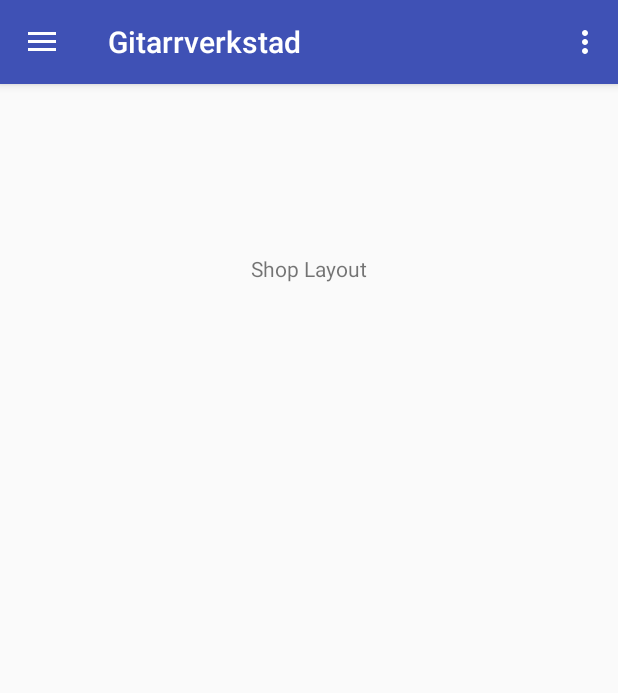
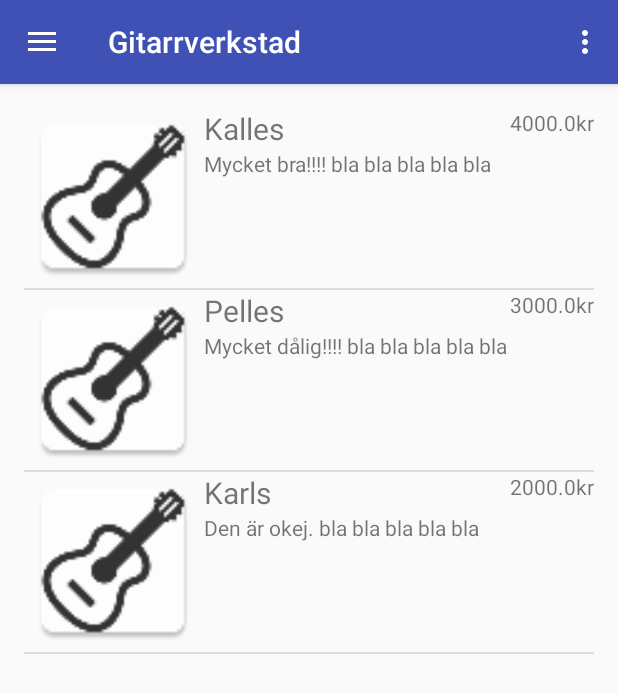
Before and after one commit to TDATG15/Gitarrverkstad_Android, an Android app: the screen it shows after launch (MainActivity), in the side drawer, after a tap on "Affär", on a phone screen of 412 x 824 dp. Shown: the top 693 px of the screen. Run offline under Robolectric (Android 15) with nearby library versions, the phone set to English and light mode, and no system bars.

Commit message:
Added a list to shop layout.

```diff
--- /dev/null
+++ b/app/src/main/java/com/example/chris/gitarrverkstad/GalleryItem.java
@@ -0,0 +1,50 @@
+package com.example.chris.gitarrverkstad;
+
+/**
+ * Created by stefa_000 on 2017-02-13.
+ */
+
+public class GalleryItem {
+    private String name;
+    private double price;
+    private String desc;
+    private int imageID;
+    public GalleryItem(String name, String desc, int imageID, double price){
+        this.name = name;
+        this.price = price;
+        this.desc = desc;
+        this.imageID = imageID;
+    }
+
+    public String getName() {
+        return name;
+    }
+
+    public void setName(String name) {
+        this.name = name;
+    }
+
+    public double getPrice() {
+        return price;
+    }
+
+    public void setPrice(double price) {
+        this.price = price;
+    }
+
+    public String getDesc() {
+        return desc;
+    }
+
+    public void setDesc(String desc) {
+        this.desc = desc;
+    }
+
+    public int getImageID() {
+        return imageID;
+    }
+
+    public void setImageID(int image) {
+        this.imageID = image;
+    }
+}
--- a/app/src/main/java/com/example/chris/gitarrverkstad/HomeFragment.java
+++ b/app/src/main/java/com/example/chris/gitarrverkstad/HomeFragment.java
@@ -2,9 +2,7 @@ package com.example.chris.gitarrverkstad;
 
 import android.app.Fragment;
 import android.support.annotation.Nullable;
-import android.support.v7.app.AppCompatActivity;
 import android.os.Bundle;
-import android.support.v7.widget.RecyclerView;
 import android.view.LayoutInflater;
 import android.view.View;
 import android.view.ViewGroup;
@@ -18,7 +16,9 @@ import java.util.List;
 
 public class HomeFragment extends Fragment {
     private List<Appointment> appointments = new ArrayList<Appointment>();
+
     View currentView;
+
     @Nullable
     @Override
     public View onCreateView(LayoutInflater inflater, ViewGroup container, Bundle savedInstanceState) {
@@ -36,7 +36,7 @@ public class HomeFragment extends Fragment {
     }
 
     private void populateListView(){
-        ArrayAdapter<Appointment> adapter = new CustomListAdapter();
+        ArrayAdapter<Appointment> adapter = new AppointmentListAdapter();
         ListView list = (ListView) currentView.findViewById(R.id.next_appointment_list);
         list.setAdapter(adapter);
         TextView textView = (TextView) currentView.findViewById(R.id.selected_cust);
@@ -63,8 +63,8 @@ public class HomeFragment extends Fragment {
 
     }
 
-    private class CustomListAdapter extends ArrayAdapter<Appointment>{
-        public CustomListAdapter(){
+    private class AppointmentListAdapter extends ArrayAdapter<Appointment>{
+        public AppointmentListAdapter(){
             super(getActivity(), R.layout.item_next_appointment, appointments);
         }
         @Override
--- a/app/src/main/java/com/example/chris/gitarrverkstad/ShopFragment.java
+++ b/app/src/main/java/com/example/chris/gitarrverkstad/ShopFragment.java
@@ -2,21 +2,70 @@ package com.example.chris.gitarrverkstad;
 
 import android.app.Fragment;
 import android.os.Bundle;
+import android.support.annotation.NonNull;
 import android.support.annotation.Nullable;
 import android.view.LayoutInflater;
 import android.view.View;
 import android.view.ViewGroup;
+import android.widget.ArrayAdapter;
+import android.widget.ImageView;
+import android.widget.ListView;
+import android.widget.TextView;
+
+import org.w3c.dom.Text;
+
+import java.util.ArrayList;
+import java.util.List;
 
 /**
  * Created by stefa_000 on 2017-02-10.
  */
 
 public class ShopFragment extends Fragment {
+    private List<GalleryItem> galleryItems = new ArrayList<GalleryItem>();
     View currentView;
     @Nullable
     @Override
     public View onCreateView(LayoutInflater inflater, ViewGroup container, Bundle savedInstanceState) {
         currentView = inflater.inflate(R.layout.shop_layout, container, false);
+        populateList();
+        populateListView();
         return currentView;
     }
+
+    public void populateList(){
+        galleryItems.add(new GalleryItem("Kalles", "Mycket bra!!!! bla bla bla bla bla", R.mipmap.ic_guitar_icon, 4000));
+        galleryItems.add(new GalleryItem("Pelles", "Mycket dålig!!!! bla bla bla bla bla", R.mipmap.ic_guitar_icon, 3000));
+        galleryItems.add(new GalleryItem("Karls", "Den är okej. bla bla bla bla bla", R.mipmap.ic_guitar_icon, 2000));
+    }
+
+    public void populateListView(){
+        ArrayAdapter<GalleryItem> adapter = new GalleryItemListAdapter();
+        ListView list = (ListView) currentView.findViewById(R.id.shop_gallery_list);
+        list.setAdapter(adapter);
+    }
+
+    public class GalleryItemListAdapter extends ArrayAdapter<GalleryItem>{
+        public GalleryItemListAdapter(){
+            super(getActivity(), R.layout.item_shopcontainer, galleryItems);
+        }
+
+        @Override
+        public View getView(int position, View convertView, ViewGroup parent) {
+            View itemView = convertView;
+            if(itemView == null){
+                itemView = getActivity().getLayoutInflater().inflate(R.layout.item_shopcontainer, parent, false);
+            }
+            GalleryItem currentItem = galleryItems.get(position);
+            ImageView imageView = (ImageView) itemView.findViewById(R.id.itemgallery_image);
+            imageView.setImageResource(currentItem.getImageID());
+            TextView textView = (TextView) itemView.findViewById(R.id.itemgallery_name);
+            textView.setText(currentItem.getName());
+            textView = (TextView) itemView.findViewById(R.id.itemgallery_desc);
+            textView.setText(currentItem.getDesc());
+            textView = (TextView) itemView.findViewById(R.id.itemgallery_price);
+            textView.setText("" + currentItem.getPrice() + "kr");
+            return itemView;
+        }
+    }
 }
--- /dev/null
+++ b/app/src/main/res/layout/item_shopcontainer.xml
@@ -0,0 +1,42 @@
+<?xml version="1.0" encoding="utf-8"?>
+<RelativeLayout xmlns:android="http://schemas.android.com/apk/res/android"
+    xmlns:app="http://schemas.android.com/apk/res-auto"
+    android:layout_width="match_parent" android:layout_height="match_parent">
+
+    <ImageView
+        android:layout_width="wrap_content"
+        android:layout_height="wrap_content"
+        app:srcCompat="@mipmap/ic_guitar_icon"
+        android:layout_alignParentTop="true"
+        android:layout_alignParentStart="true"
+        android:id="@+id/itemgallery_image"
+        android:adjustViewBounds="false"
+        android:cropToPadding="false"
+        android:minHeight="120dp"
+        android:minWidth="120dp" />
+
+    <TextView
+        android:textSize="20sp"
+        android:text="Guitar Name"
+        android:layout_width="wrap_content"
+        android:layout_height="wrap_content"
+        android:layout_alignParentTop="true"
+        android:layout_toEndOf="@+id/itemgallery_image"
+        android:id="@+id/itemgallery_name" />
+
+    <TextView
+        android:text="Description bla bla bla"
+        android:layout_width="wrap_content"
+        android:layout_height="wrap_content"
+        android:id="@+id/itemgallery_desc"
+        android:layout_below="@+id/itemgallery_name"
+        android:layout_toEndOf="@+id/itemgallery_image" />
+
+    <TextView
+        android:text="Price here"
+        android:layout_width="wrap_content"
+        android:layout_height="wrap_content"
+        android:layout_alignParentTop="true"
+        android:layout_alignParentEnd="true"
+        android:id="@+id/itemgallery_price" />
+</RelativeLayout>
--- a/app/src/main/res/layout/shop_layout.xml
+++ b/app/src/main/res/layout/shop_layout.xml
@@ -2,13 +2,10 @@
 <RelativeLayout xmlns:android="http://schemas.android.com/apk/res/android"
     android:layout_width="match_parent" android:layout_height="match_parent">
 
-    <TextView
-        android:text="Shop Layout"
-        android:layout_width="wrap_content"
-        android:layout_height="wrap_content"
+    <ListView
+        android:layout_width="match_parent"
+        android:layout_height="match_parent"
         android:layout_alignParentTop="true"
-        android:layout_centerHorizontal="true"
-        android:layout_marginTop="97dp"
-        android:id="@+id/textView2" />
-
+        android:layout_alignParentStart="true"
+        android:id="@+id/shop_gallery_list" />
 </RelativeLayout>
```
